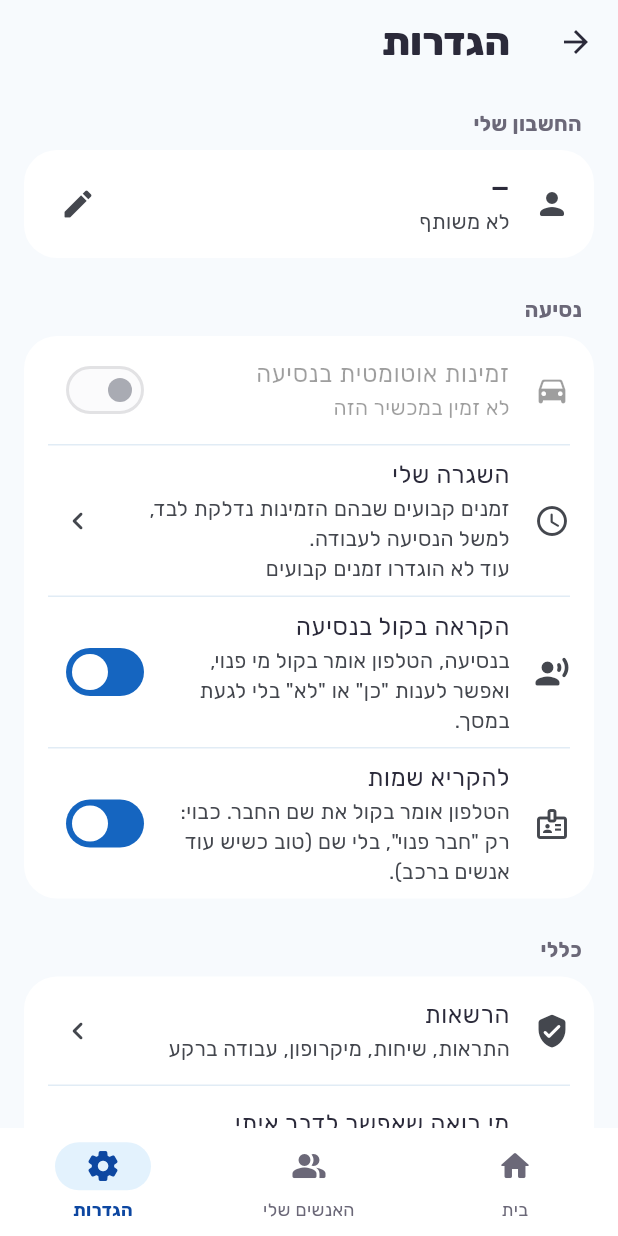
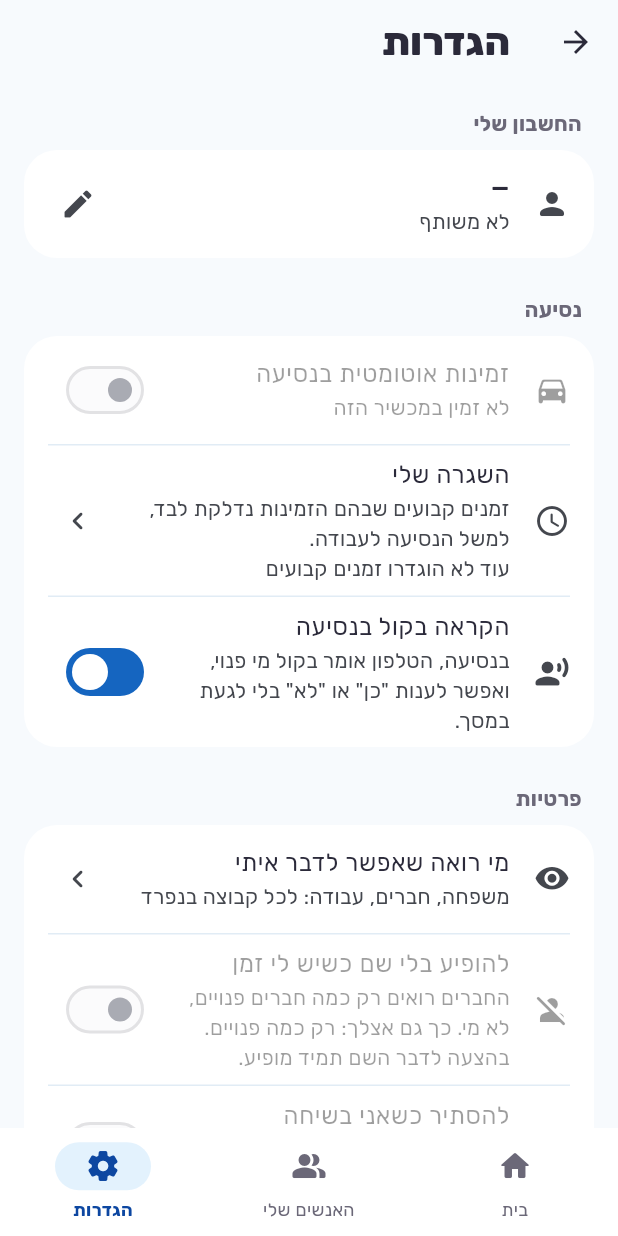
Before and after one commit to fenetnet/Drivetalk, a Flutter app: the RealShell screen opened directly, item 3 of the bottom bar chosen, on a phone screen of 412 x 824 dp. Run offline on Flutter 3.47's test engine with Material 3 defaults, Android fonts, the phone set to English and light mode, and no system bars; our stand-ins replace app_links, flutter_riverpod, flutter_tts, image_picker, package_info_plus, share_plus and 3 more; missing offline and left inert: in_app_update; accounts and stored records are empty; network calls fail.

Commit message:
Settings: no 'read names' switch (names always spoken); clearer groups (driving / privacy / general); permissions screen without the duplicate driving switch, phone notification settings there
Co-Authored-By: Claude Opus 5.5 <noreply@anthropic.com>
Claude-Session: https://claude.ai/code/session_019HnZgoGDmsrboiZZSe31zJ

```diff
--- a/lib/features/real/real_settings.dart
+++ b/lib/features/real/real_settings.dart
@@ -111,42 +111,21 @@ class RealSettingsScreen extends ConsumerWidget {
                 value: s.prefs.voice,
                 onChanged: (v) => c.setPrefs(s.prefs.copyWith(voice: v)),
               ),
-              if (s.prefs.voice)
-                SwitchListTile(
-                  secondary: const Icon(Icons.badge_outlined),
-                  title: Text(l.settingsSpeakNames),
-                  subtitle: Text(l.settingsSpeakNamesBody),
-                  value: s.prefs.speakNames,
-                  onChanged: (v) => c.setPrefs(s.prefs.copyWith(speakNames: v)),
+              if (s.driving.supported)
+                ListTile(
+                  leading: const Icon(Icons.bedtime_rounded),
+                  title: Text(l.settingsQuietHours),
+                  subtitle: Text(_quietLine(context, s.snapshot?.status)),
+                  trailing: const Icon(Icons.chevron_right_rounded),
+                  onTap: s.snapshot == null || s.busy
+                      ? null
+                      : () => _pickQuietHours(context, ref),
                 ),
             ],
           ),
           SettingsGroup(
-            title: l.settingsGeneral,
+            title: l.settingsPrivacy,
             children: [
-              if (s.driving.supported)
-                ListTile(
-                  leading: const Icon(Icons.notifications_rounded),
-                  title: Text(l.notificationsTitle),
-                  subtitle: Text(
-                    s.driving.notifications
-                        ? l.notificationsOnBody
-                        : l.notificationsOffBody,
-                  ),
-                  trailing: const Icon(Icons.chevron_right_rounded),
-                  onTap: c.openNotificationSettings,
-                ),
-              ListTile(
-                leading: const Icon(Icons.verified_user_rounded),
-                title: Text(l.permsSettings),
-                subtitle: Text(l.permsSettingsBody),
-                trailing: const Icon(Icons.chevron_right_rounded),
-                onTap: () => Navigator.of(context).push(
-                  MaterialPageRoute<void>(
-                    builder: (_) => const PermissionsScreen(),
-                  ),
-                ),
-              ),
               ListTile(
                 leading: const Icon(Icons.visibility_rounded),
                 title: Text(l.whoSeesTitle),
@@ -176,16 +155,44 @@ class RealSettingsScreen extends ConsumerWidget {
                     ? null
                     : c.setHideInCall,
               ),
-              if (s.driving.supported)
-                ListTile(
-                  leading: const Icon(Icons.bedtime_rounded),
-                  title: Text(l.settingsQuietHours),
-                  subtitle: Text(_quietLine(context, s.snapshot?.status)),
-                  trailing: const Icon(Icons.chevron_right_rounded),
-                  onTap: s.snapshot == null || s.busy
-                      ? null
-                      : () => _pickQuietHours(context, ref),
+              ListTile(
+                leading: const Icon(Icons.block_rounded),
+                title: Text(l.realBlockedTitle),
+                subtitle: Text(l.realBlockedBody),
+                trailing: const Icon(Icons.chevron_right_rounded),
+                onTap: () => showModalBottomSheet<void>(
+                  context: context,
+                  isScrollControlled: true,
+                  showDragHandle: true,
+                  builder: (_) => const _BlockedSheet(),
                 ),
+              ),
+              ListTile(
+                leading: const Icon(
+                  Icons.verified_user_rounded,
+                  color: AppColors.sageDark,
+                ),
+                title: Text(l.settingsPrivacyInfo),
+                subtitle: Text(l.settingsPrivacyBody),
+                trailing: const Icon(Icons.chevron_right_rounded),
+                onTap: () => _privacySheet(context, ref),
+              ),
+            ],
+          ),
+          SettingsGroup(
+            title: l.settingsGeneral,
+            children: [
+              ListTile(
+                leading: const Icon(Icons.app_settings_alt_rounded),
+                title: Text(l.permsSettings),
+                subtitle: Text(l.permsSettingsBody),
+                trailing: const Icon(Icons.chevron_right_rounded),
+                onTap: () => Navigator.of(context).push(
+                  MaterialPageRoute<void>(
+                    builder: (_) => const PermissionsScreen(),
+                  ),
+                ),
+              ),
               ListTile(
                 leading: const Icon(Icons.system_update_rounded),
                 title: Text(l.updateCheck),
@@ -216,28 +223,6 @@ class RealSettingsScreen extends ConsumerWidget {
                 title: Text(l.feedbackTitle),
                 subtitle: Text(l.feedbackBody),
                 onTap: () => _sendFeedback(context, ref),
-              ),
-              ListTile(
-                leading: const Icon(Icons.block_rounded),
-                title: Text(l.realBlockedTitle),
-                subtitle: Text(l.realBlockedBody),
-                trailing: const Icon(Icons.chevron_right_rounded),
-                onTap: () => showModalBottomSheet<void>(
-                  context: context,
-                  isScrollControlled: true,
-                  showDragHandle: true,
-                  builder: (_) => const _BlockedSheet(),
-                ),
-              ),
-              ListTile(
-                leading: const Icon(
-                  Icons.verified_user_rounded,
-                  color: AppColors.sageDark,
-                ),
-                title: Text(l.settingsPrivacy),
-                subtitle: Text(l.settingsPrivacyBody),
-                trailing: const Icon(Icons.chevron_right_rounded),
-                onTap: () => _privacySheet(context, ref),
               ),
             ],
           ),
--- a/lib/l10n/app_he.arb
+++ b/lib/l10n/app_he.arb
@@ -356,12 +356,6 @@
     }
   },
   "realClearContacts": "למחוק מידע שסונכרן מאנשי הקשר",
-  "realVoiceOfferAnon": "חבר פנוי עכשיו. לדבר?",
-  "realVoiceQuickAnon": "מתחברים לחבר. אפשר לבטל בכפתור.",
-  "realVoiceCallingAnon": "מתקשרים.",
-  "realVoiceTheyCallAnon": "מתקשרים אליך עכשיו.",
-  "settingsSpeakNames": "להקריא שמות",
-  "settingsSpeakNamesBody": "הטלפון אומר בקול את שם החבר. כבוי: רק \"חבר פנוי\", בלי שם (טוב כשיש עוד אנשים ברכב).",
   "realDeleteAccount": "למחוק את החשבון והמידע שלי",
   "realDeleteAccountConfirm": "הכול נמחק מהשרת: שם, מספר, חברים, קבוצות ותמונה. אי אפשר לבטל.",
   "realDeleteAccountGo": "למחוק",
@@ -1167,7 +1161,6 @@
       }
     }
   },
-  "voiceDirectAnon": "חבר רוצה לדבר איתך. לענות?",
   "callToMain": "למסך הראשי",
   "@callToMain": {
     "description": "On the call screen: leave it for the main screen during the call"
@@ -1190,10 +1183,6 @@
       }
     }
   },
-  "bgVoiceOfferAnon": "חבר פנוי לדבר. אם מתאים, לחצו \"לדבר\" בהתראה.",
-  "@bgVoiceOfferAnon": {
-    "description": "Spoken in the background, names off"
-  },
   "bgVoiceDirect": "{name} רוצה לדבר איתך. אם מתאים, לחצו \"לדבר\" בהתראה.",
   "@bgVoiceDirect": {
     "description": "Spoken in the background when a friend tapped me",
@@ -1202,10 +1191,6 @@
         "type": "String"
       }
     }
-  },
-  "bgVoiceDirectAnon": "חבר רוצה לדבר איתך. אם מתאים, לחצו \"לדבר\" בהתראה.",
-  "@bgVoiceDirectAnon": {
-    "description": "Same, names off"
   },
   "notifPublicTalk": "מישהו פנוי לדבר עכשיו",
   "@notifPublicTalk": {
@@ -1250,10 +1235,6 @@
         "type": "String"
       }
     }
-  },
-  "voiceYouCallAnon": "גם החבר רוצה לדבר. לחצו על ההתראה כדי להתקשר.",
-  "@voiceYouCallAnon": {
-    "description": "Spoken: I have to dial, names off"
   },
   "permsTitle": "כדי שזה יעבוד גם בנסיעה",
   "@permsTitle": {
@@ -1481,5 +1462,7 @@
         "type": "String"
       }
     }
-  }
+  },
+  "settingsPrivacyInfo": "מה נשמר עליי",
+  "permsPhoneNotif": "הגדרות ההתראות בטלפון"
 }
--- a/lib/l10n/app_localizations.dart
+++ b/lib/l10n/app_localizations.dart
@@ -1162,42 +1162,6 @@ abstract class AppLocalizations {
   /// **'למחוק מידע שסונכרן מאנשי הקשר'**
   String get realClearContacts;
 
-  /// No description provided for @realVoiceOfferAnon.
-  ///
-  /// In he, this message translates to:
-  /// **'חבר פנוי עכשיו. לדבר?'**
-  String get realVoiceOfferAnon;
-
-  /// No description provided for @realVoiceQuickAnon.
-  ///
-  /// In he, this message translates to:
-  /// **'מתחברים לחבר. אפשר לבטל בכפתור.'**
-  String get realVoiceQuickAnon;
-
-  /// No description provided for @realVoiceCallingAnon.
-  ///
-  /// In he, this message translates to:
-  /// **'מתקשרים.'**
-  String get realVoiceCallingAnon;
-
-  /// No description provided for @realVoiceTheyCallAnon.
-  ///
-  /// In he, this message translates to:
-  /// **'מתקשרים אליך עכשיו.'**
-  String get realVoiceTheyCallAnon;
-
-  /// No description provided for @settingsSpeakNames.
-  ///
-  /// In he, this message translates to:
-  /// **'להקריא שמות'**
-  String get settingsSpeakNames;
-
-  /// No description provided for @settingsSpeakNamesBody.
-  ///
-  /// In he, this message translates to:
-  /// **'הטלפון אומר בקול את שם החבר. כבוי: רק \"חבר פנוי\", בלי שם (טוב כשיש עוד אנשים ברכב).'**
-  String get settingsSpeakNamesBody;
-
   /// No description provided for @realDeleteAccount.
   ///
   /// In he, this message translates to:
@@ -3490,12 +3454,6 @@ abstract class AppLocalizations {
   /// **'{name} רוצה לדבר איתך. לענות?'**
   String voiceDirect(String name);
 
-  /// No description provided for @voiceDirectAnon.
-  ///
-  /// In he, this message translates to:
-  /// **'חבר רוצה לדבר איתך. לענות?'**
-  String get voiceDirectAnon;
-
   /// On the call screen: leave it for the main screen during the call
   ///
   /// In he, this message translates to:
@@ -3514,24 +3472,12 @@ abstract class AppLocalizations {
   /// **'ל{name} יש זמן לדבר. אם מתאים, לחצו \"לדבר\" בהתראה.'**
   String bgVoiceOffer(String name);
 
-  /// Spoken in the background, names off
-  ///
-  /// In he, this message translates to:
-  /// **'חבר פנוי לדבר. אם מתאים, לחצו \"לדבר\" בהתראה.'**
-  String get bgVoiceOfferAnon;
-
   /// Spoken in the background when a friend tapped me
   ///
   /// In he, this message translates to:
   /// **'{name} רוצה לדבר איתך. אם מתאים, לחצו \"לדבר\" בהתראה.'**
   String bgVoiceDirect(String name);
 
-  /// Same, names off
-  ///
-  /// In he, this message translates to:
-  /// **'חבר רוצה לדבר איתך. אם מתאים, לחצו \"לדבר\" בהתראה.'**
-  String get bgVoiceDirectAnon;
-
   /// Locked screen: an offer, without the name
   ///
   /// In he, this message translates to:
@@ -3568,12 +3514,6 @@ abstract class AppLocalizations {
   /// **'גם {name} רוצה לדבר. לחצו על ההתראה כדי להתקשר.'**
   String voiceYouCall(String name);
 
-  /// Spoken: I have to dial, names off
-  ///
-  /// In he, this message translates to:
-  /// **'גם החבר רוצה לדבר. לחצו על ההתראה כדי להתקשר.'**
-  String get voiceYouCallAnon;
-
   /// Permissions step title
   ///
   /// In he, this message translates to:
@@ -3831,6 +3771,18 @@ abstract class AppLocalizations {
   /// In he, this message translates to:
   /// **'עד {date}'**
   String pauseUntilDate(String date);
+
+  /// No description provided for @settingsPrivacyInfo.
+  ///
+  /// In he, this message translates to:
+  /// **'מה נשמר עליי'**
+  String get settingsPrivacyInfo;
+
+  /// No description provided for @permsPhoneNotif.
+  ///
+  /// In he, this message translates to:
+  /// **'הגדרות ההתראות בטלפון'**
+  String get permsPhoneNotif;
 }
 
 class _AppLocalizationsDelegate
--- a/lib/l10n/app_localizations_he.dart
+++ b/lib/l10n/app_localizations_he.dart
@@ -658,25 +658,6 @@ class AppLocalizationsHe extends AppLocalizations {
 
   @override
   String get realClearContacts => 'למחוק מידע שסונכרן מאנשי הקשר';
-
-  @override
-  String get realVoiceOfferAnon => 'חבר פנוי עכשיו. לדבר?';
-
-  @override
-  String get realVoiceQuickAnon => 'מתחברים לחבר. אפשר לבטל בכפתור.';
-
-  @override
-  String get realVoiceCallingAnon => 'מתקשרים.';
-
-  @override
-  String get realVoiceTheyCallAnon => 'מתקשרים אליך עכשיו.';
-
-  @override
-  String get settingsSpeakNames => 'להקריא שמות';
-
-  @override
-  String get settingsSpeakNamesBody =>
-      'הטלפון אומר בקול את שם החבר. כבוי: רק \"חבר פנוי\", בלי שם (טוב כשיש עוד אנשים ברכב).';
 
   @override
   String get realDeleteAccount => 'למחוק את החשבון והמידע שלי';
@@ -2064,9 +2045,6 @@ class AppLocalizationsHe extends AppLocalizations {
   }
 
   @override
-  String get voiceDirectAnon => 'חבר רוצה לדבר איתך. לענות?';
-
-  @override
   String get callToMain => 'למסך הראשי';
 
   @override
@@ -2080,19 +2058,11 @@ class AppLocalizationsHe extends AppLocalizations {
   }
 
   @override
-  String get bgVoiceOfferAnon =>
-      'חבר פנוי לדבר. אם מתאים, לחצו \"לדבר\" בהתראה.';
-
-  @override
   String bgVoiceDirect(String name) {
     return '$name רוצה לדבר איתך. אם מתאים, לחצו \"לדבר\" בהתראה.';
   }
 
   @override
-  String get bgVoiceDirectAnon =>
-      'חבר רוצה לדבר איתך. אם מתאים, לחצו \"לדבר\" בהתראה.';
-
-  @override
   String get notifPublicTalk => 'מישהו פנוי לדבר עכשיו';
 
   @override
@@ -2119,10 +2089,6 @@ class AppLocalizationsHe extends AppLocalizations {
   }
 
   @override
-  String get voiceYouCallAnon =>
-      'גם החבר רוצה לדבר. לחצו על ההתראה כדי להתקשר.';
-
-  @override
   String get permsTitle => 'כדי שזה יעבוד גם בנסיעה';
 
   @override
@@ -2279,4 +2245,10 @@ class AppLocalizationsHe extends AppLocalizations {
   String pauseUntilDate(String date) {
     return 'עד $date';
   }
+
+  @override
+  String get settingsPrivacyInfo => 'מה נשמר עליי';
+
+  @override
+  String get permsPhoneNotif => 'הגדרות ההתראות בטלפון';
 }
```
Also changed, not shown: lib/features/real/real_permissions.dart (+18 -6 lines), lib/real/real_controller.dart (+17 -65 lines), 2 other files.
